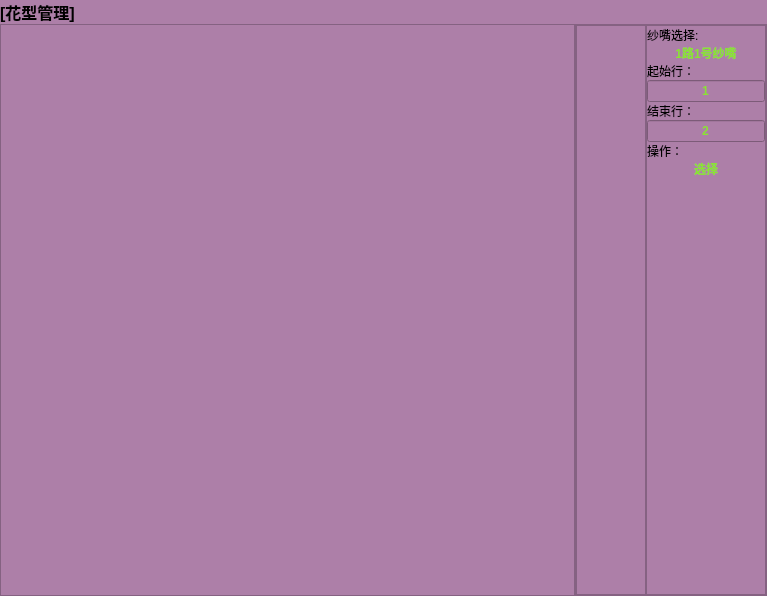
First picture: the form in frm/Frm_patternManage.ui, repository lvxiaowei/linux_lcCode, before the edit.
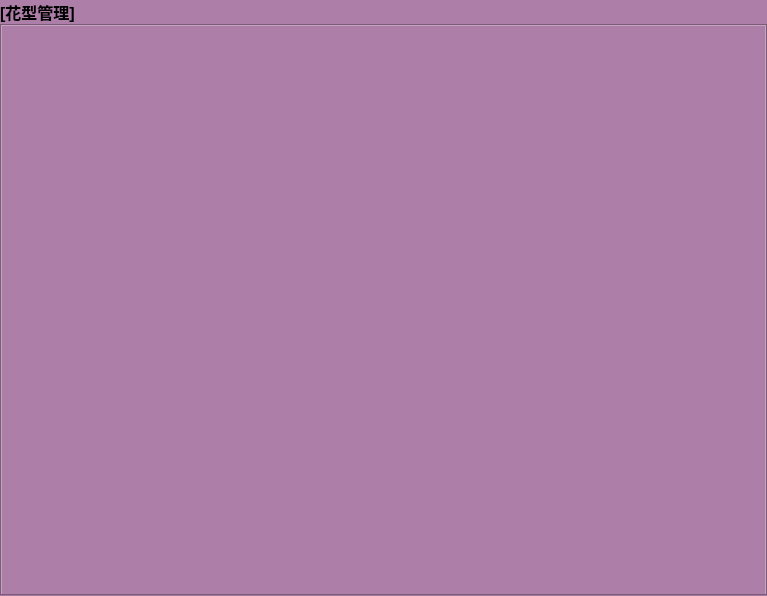
Second picture: the form after the edit.

Commit message: 新增功能：花型时序表修改为全局唯一，且LCD支持花型进出时序表的显示和修改保存

The edit to the form file:
```diff
--- a/frm/Frm_patternManage.ui
+++ b/frm/Frm_patternManage.ui
@@ -49,7 +49,7 @@
    <item row="1" column="0">
     <widget class="QStackedWidget" name="m_stackPat">
      <property name="currentIndex">
-      <number>1</number>
+      <number>2</number>
      </property>
      <widget class="QWidget" name="page">
       <layout class="QGridLayout" name="gridLayout_2">
@@ -461,6 +461,28 @@
        </item>
       </layout>
      </widget>
+     <widget class="QWidget" name="page_7">
+      <layout class="QGridLayout" name="gridLayout_9">
+       <property name="leftMargin">
+        <number>0</number>
+       </property>
+       <property name="topMargin">
+        <number>0</number>
+       </property>
+       <property name="rightMargin">
+        <number>0</number>
+       </property>
+       <property name="bottomMargin">
+        <number>0</number>
+       </property>
+       <property name="spacing">
+        <number>0</number>
+       </property>
+       <item row="0" column="0">
+        <widget class="QTabWidget" name="m_tabYF"/>
+       </item>
+      </layout>
+     </widget>
     </widget>
    </item>
   </layout>
```
The commit also changes 2 other files.
